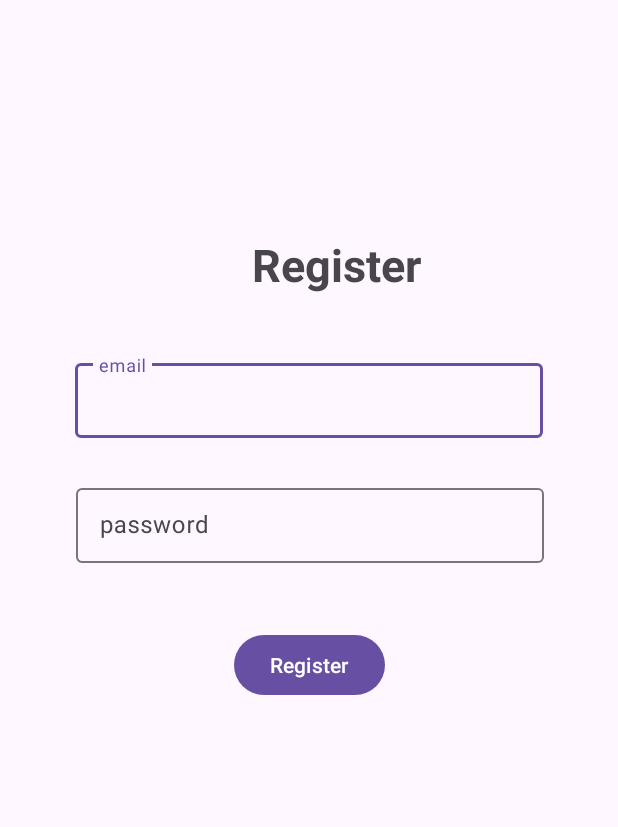
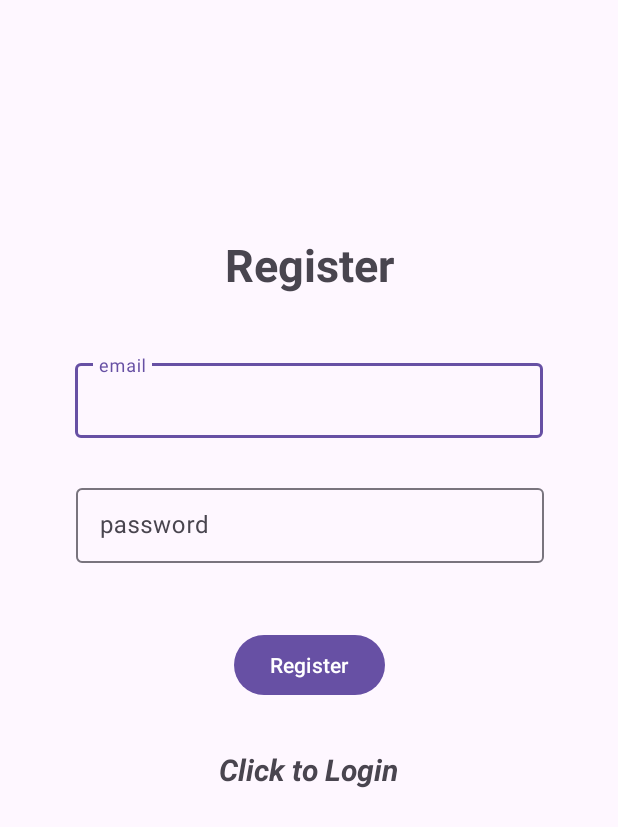
Before and after one commit to Danne132/64130005_MobileDevelopment, an Android app: the Register screen opened directly, with no data from a screen before it, on a phone screen of 412 x 824 dp. Shown: the top 827 px of the screen. Run offline under Robolectric (Android 15) with nearby library versions, the phone set to English and light mode, and no system bars; our stand-ins replace Firebase (no records; nobody signed in at launch, a user with empty details on screens opened directly).

Commit message:
update Register view

```diff
--- a/FirebaseApp/app/src/main/java/bt/an/firebaseapp/Register.java
+++ b/FirebaseApp/app/src/main/java/bt/an/firebaseapp/Register.java
@@ -5,6 +5,7 @@ import android.text.TextUtils;
 import android.util.Log;
 import android.view.View;
 import android.widget.Button;
+import android.widget.ProgressBar;
 import android.widget.Toast;
 
 import androidx.activity.EdgeToEdge;
@@ -26,6 +27,7 @@ public class Register extends AppCompatActivity {
     TextInputEditText txtEmail, txtPass;
     Button btnRegister;
     FirebaseAuth mAuth;
+    ProgressBar progressBar;
     @Override
     protected void onCreate(Bundle savedInstanceState) {
         super.onCreate(savedInstanceState);
@@ -35,9 +37,11 @@ public class Register extends AppCompatActivity {
         txtPass = findViewById(R.id.pass);
         btnRegister = findViewById(R.id.btnLogin);
         mAuth = FirebaseAuth.getInstance();
+        progressBar = findViewById(R.id.processBar);
         btnRegister.setOnClickListener(new View.OnClickListener() {
             @Override
             public void onClick(View v) {
+                progressBar.setVisibility(View.VISIBLE);
                 String email, pass;
                 email = String.valueOf(txtEmail.getText());
                 pass = String.valueOf(txtPass.getText());
@@ -54,6 +58,7 @@ public class Register extends AppCompatActivity {
                             @Override
                             public void onComplete(@NonNull Task<AuthResult> task) {
                                 if (task.isSuccessful()) {
+                                    progressBar.setVisibility(View.GONE);
                                     // Sign in success, update UI with the signed-in user's information
                                     Toast.makeText(Register.this, "createUserWithEmail:success", Toast.LENGTH_LONG).show();
 //                                    Log.d(TAG, "createUserWithEmail:success");
--- a/FirebaseApp/app/src/main/res/layout/activity_register.xml
+++ b/FirebaseApp/app/src/main/res/layout/activity_register.xml
@@ -17,11 +17,11 @@
             android:id="@+id/textView2"
             android:layout_width="wrap_content"
             android:layout_height="wrap_content"
-            android:layout_marginStart="168dp"
             android:layout_marginTop="156dp"
             android:text="Register"
             android:textSize="30dp"
             android:textStyle="bold"
+            app:layout_constraintEnd_toEndOf="parent"
             app:layout_constraintStart_toStartOf="parent"
             app:layout_constraintTop_toTopOf="parent" />
 
@@ -68,6 +68,25 @@
             app:layout_constraintStart_toStartOf="parent"
             app:layout_constraintTop_toBottomOf="@+id/textInputLayout2" />
 
+        <TextView
+            android:id="@+id/txtLog"
+            android:layout_width="wrap_content"
+            android:layout_height="wrap_content"
+            android:layout_marginTop="32dp"
+            android:text="Click to Login"
+            android:textSize="20sp"
+            android:textStyle="bold|italic"
+            app:layout_constraintEnd_toEndOf="parent"
+            app:layout_constraintHorizontal_bias="0.498"
+            app:layout_constraintStart_toStartOf="parent"
+            app:layout_constraintTop_toBottomOf="@+id/btnLogin" />
+        <ProgressBar
+            android:id="@+id/processBar"
+            android:layout_width="wrap_content"
+            android:layout_height="wrap_content"
+            android:visibility="gone"
+            app:layout_constraintStart_toStartOf="parent"
+            app:layout_constraintTop_toTopOf="parent" />
+        />
     </androidx.constraintlayout.widget.ConstraintLayout>
-
 </androidx.constraintlayout.widget.ConstraintLayout>
```
